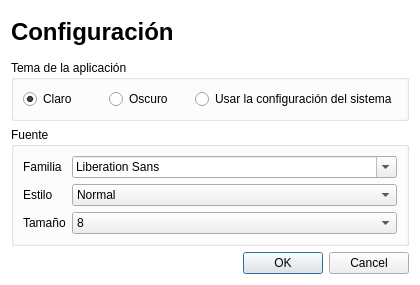
This is app/ui/Settings.ui in caicesardev/Notepy as Qt 5 draws it before an edit. The edited form follows.
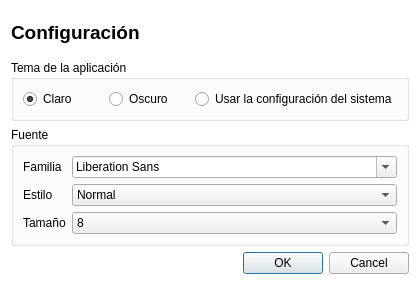
This is the edited form. Icons and pictures are not drawn.

Commit message: Created goto dialog

The edit to the form file:
```diff
--- a/app/ui/Settings.ui
+++ b/app/ui/Settings.ui
@@ -42,7 +42,7 @@
       </size>
      </property>
      <property name="text">
-      <string>&lt;html&gt;&lt;head/&gt;&lt;body&gt;&lt;p&gt;&lt;span style=&quot; font-size:18pt; font-weight:700; color:#000000;&quot;&gt;Configuración&lt;/span&gt;&lt;/p&gt;&lt;/body&gt;&lt;/html&gt;</string>
+      <string>&lt;html&gt;&lt;head/&gt;&lt;body&gt;&lt;p&gt;&lt;span style=&quot; font-size:14pt; font-weight:700; color:#000000;&quot;&gt;Configuración&lt;/span&gt;&lt;/p&gt;&lt;/body&gt;&lt;/html&gt;</string>
      </property>
     </widget>
    </item>
```
The commit also changes 3 other files.
